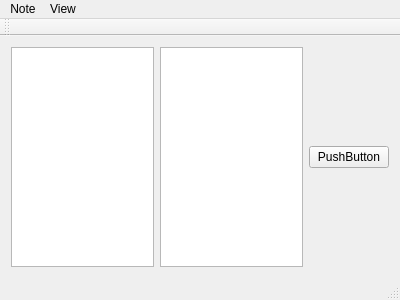
Before: the Qt Designer form qt/mainwindow.ui in enra64/SimpleSimpleNoteClient, drawn with Qt 5.
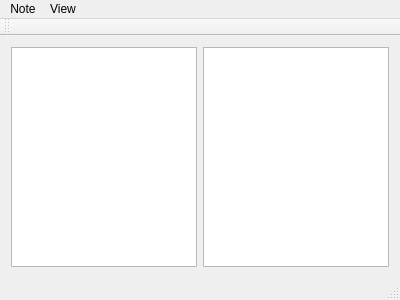
After: the same form once the commit is applied.

The edit to the form file:
```diff
--- a/qt/mainwindow.ui
+++ b/qt/mainwindow.ui
@@ -30,13 +30,6 @@
         </property>
        </widget>
       </item>
-      <item>
-       <widget class="QPushButton" name="pushButton">
-        <property name="text">
-         <string>PushButton</string>
-        </property>
-       </widget>
-      </item>
      </layout>
     </item>
    </layout>
```
